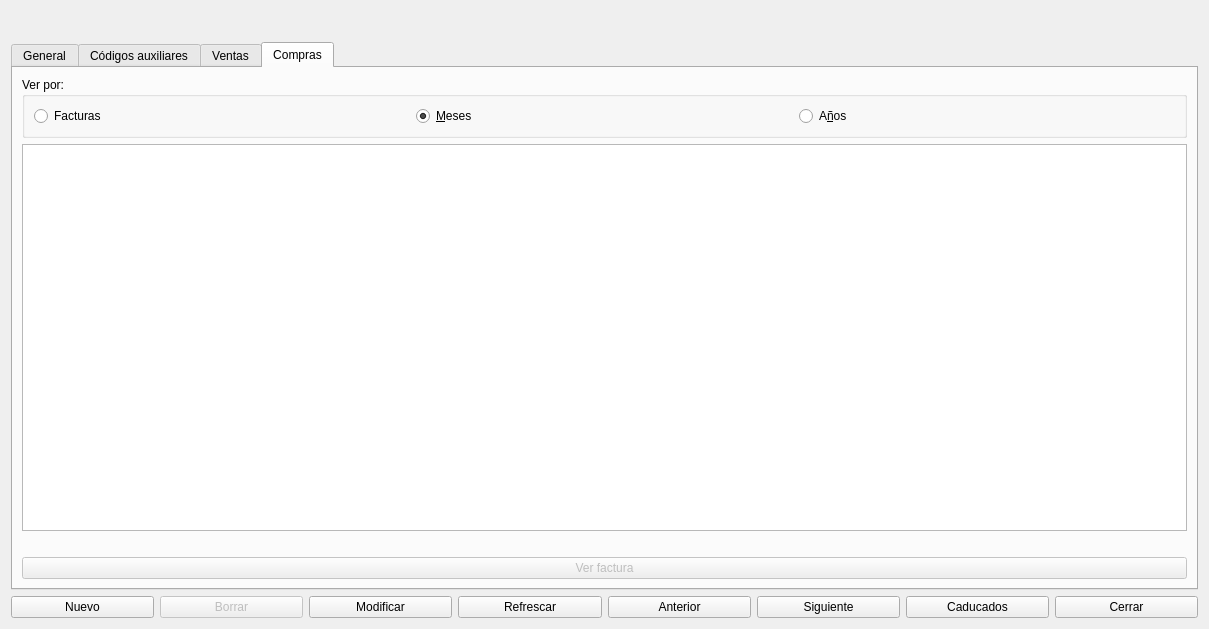
Old version of the form articulos.ui in the repository Ladis72/tienda.
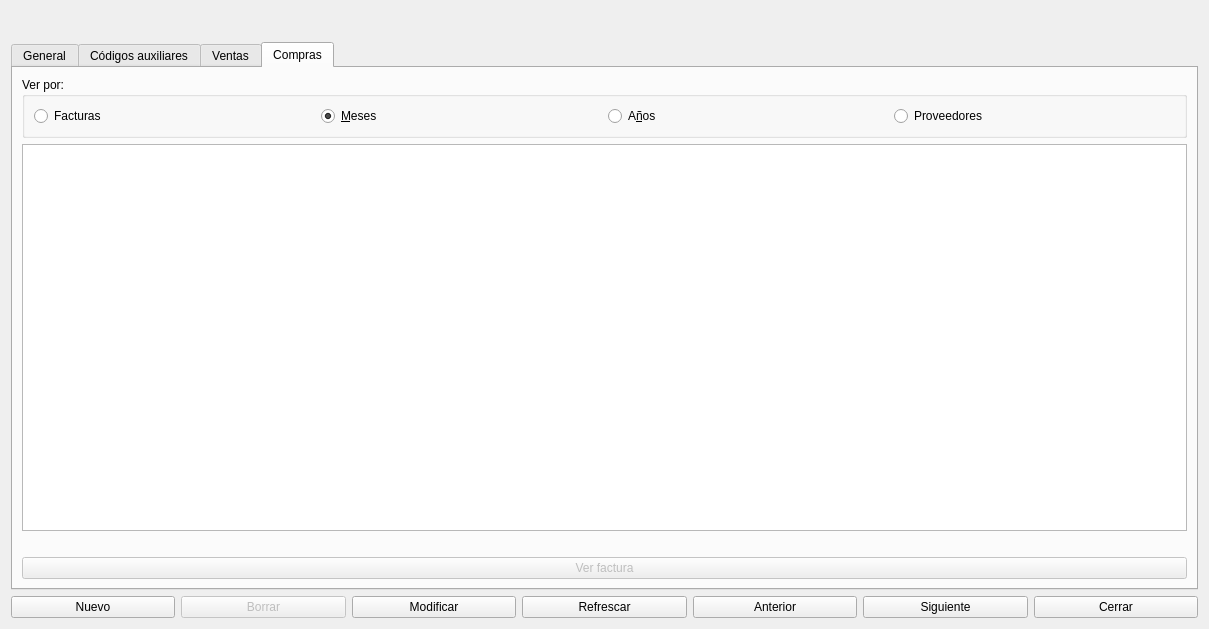
New version of the form. The open tabs and pages were chosen to show the change.

The edit to the form file:
```diff
--- a/articulos.ui
+++ b/articulos.ui
@@ -611,6 +611,13 @@
             </property>
            </widget>
           </item>
+          <item>
+           <widget class="QRadioButton" name="radioButtonProveedores">
+            <property name="text">
+             <string>Proveedores</string>
+            </property>
+           </widget>
+          </item>
          </layout>
         </widget>
        </item>
@@ -700,16 +707,6 @@
        </property>
       </widget>
      </item>
-     <item>
-      <widget class="QPushButton" name="pushButtonCaducados">
-       <property name="text">
-        <string>Caducados</string>
-       </property>
-       <property name="autoDefault">
-        <bool>false</bool>
-       </property>
-      </widget>
-     </item>
      <item>
       <widget class="QPushButton" name="pushButtonCerrar">
        <property name="text">
```
Left out of the diff: 6 changed lines with no effect on the pictures.
